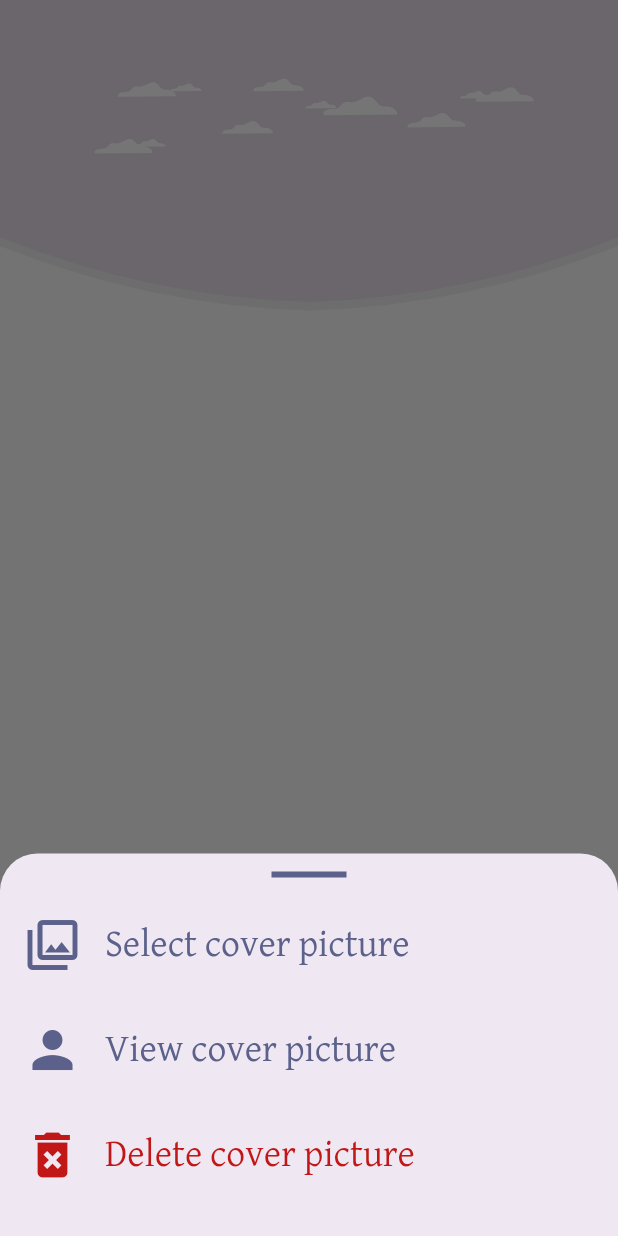
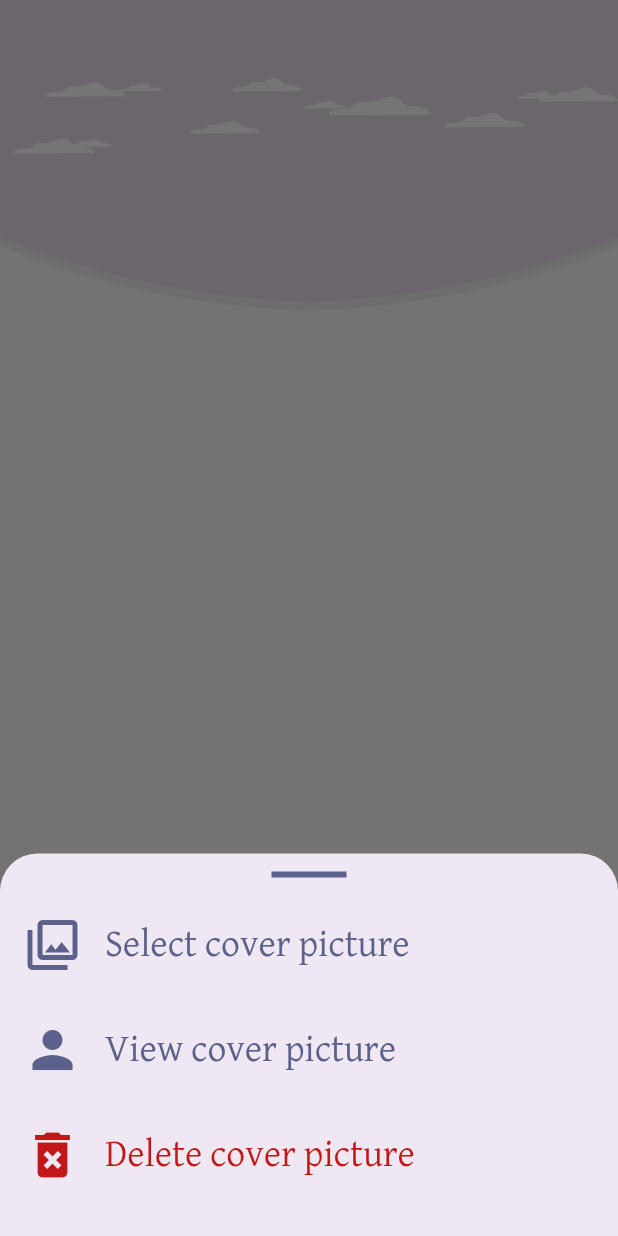
Before and after one commit to Amrmahmoud333/rafiq, a Flutter app: the Cover widget shown alone on an empty page, opened directly, after a tap on an icon or button, on a phone screen of 412 x 824 dp. Run offline on Flutter 3.47's test engine with Material 2 defaults, Android fonts, the phone set to English and light mode, and no system bars; our stand-ins replace auto_size_text, bloc, conditional_builder_null_safety, device_preview, dio, flutter_bloc and 4 more; accounts and stored records are empty; network calls fail.

Commit message:
get cover&&profile iamge from api

```diff
--- a/lib/views/profile/widgets/cover.dart
+++ b/lib/views/profile/widgets/cover.dart
@@ -49,33 +49,25 @@ class Cover extends StatelessWidget {
                   decoration: const BoxDecoration(
                     color: Color(0xffE8DEEB),
                   ),
-                  child: BlocBuilder<UserDataCubit, UserDataState>(
-                      builder: (context, states) {
-                    if (states is UserGetDataLoadingState) {
-                      return SvgPicture.asset(
-                          'assets/images/default_cover.svg');
-                    } else {
-                      if (BlocProvider.of<ProfileCubit>(context)
+                  child: (state is UserGetDataLoadingState)
+                      ? SvgPicture.asset('assets/images/default_cover.svg')
+                      : (BlocProvider.of<ProfileCubit>(context)
                                   .coverImageFile ==
-                          null) {
-                        if (context.read<UserDataCubit>().cover == null) {
-                          return SvgPicture.asset(
-                              'assets/images/default_cover.svg');
-                        } else {
-                          return Image.network(
+                              null)
+                          ? (context.read<UserDataCubit>().cover == null)
+                              ? SvgPicture.asset(
+                                  'assets/images/default_cover.svg',
+                                  fit: BoxFit.fill,
+                                )
+                              : Image.network(
                                   context.read<UserDataCubit>().cover!,
                                   fit: BoxFit.fill,
-                          );
-                        }
-                      } else {
-                        return Image.file(
+                                )
+                          : Image.file(
                               BlocProvider.of<ProfileCubit>(context)
                                   .coverImageFile!,
                               fit: BoxFit.fill,
-                        );
-                      }
-                    }
-                  }),
+                            ),
                 ),
               ),
             ),
```
Also changed, not shown: lib/views/profile/widgets/profile_photo.dart (+13 -14 lines). Lines whose indentation alone changed are shown as unchanged.
